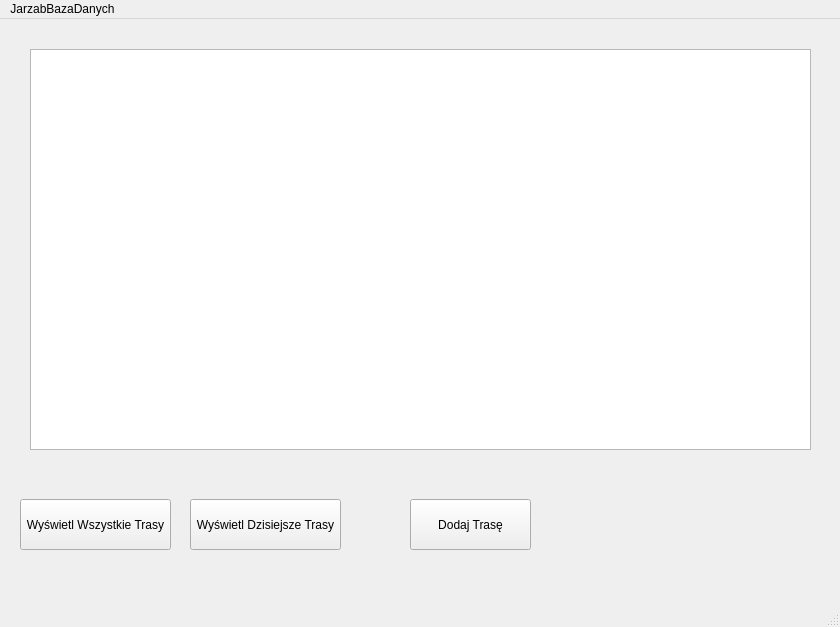
Before: the Qt Designer form mainwindow.ui in MATMANOFFICIAL/JarzabBazaDanych, drawn with Qt 5.
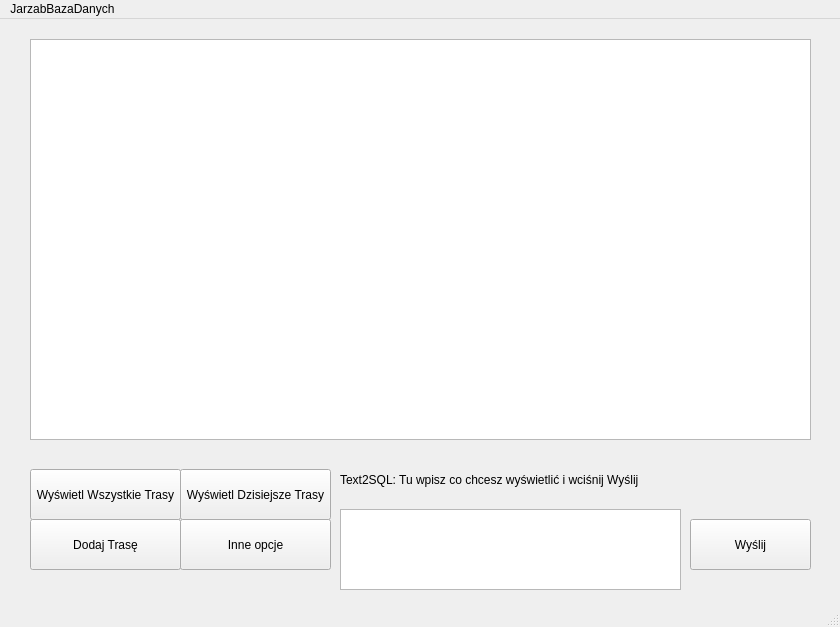
After: the same form once the commit is applied.

```diff
--- a/mainwindow.ui
+++ b/mainwindow.ui
@@ -17,8 +17,8 @@
    <widget class="QPushButton" name="dzisiejszetrasyguzik">
     <property name="geometry">
      <rect>
-      <x>190</x>
-      <y>480</y>
+      <x>180</x>
+      <y>450</y>
       <width>151</width>
       <height>51</height>
      </rect>
@@ -30,8 +30,8 @@
    <widget class="QPushButton" name="wszystkietrasyguzik">
     <property name="geometry">
      <rect>
-      <x>20</x>
-      <y>480</y>
+      <x>30</x>
+      <y>450</y>
       <width>151</width>
       <height>51</height>
      </rect>
@@ -43,9 +43,9 @@
    <widget class="QPushButton" name="dodajtraseguzik">
     <property name="geometry">
      <rect>
-      <x>410</x>
-      <y>480</y>
-      <width>121</width>
+      <x>30</x>
+      <y>500</y>
+      <width>151</width>
       <height>51</height>
      </rect>
     </property>
@@ -57,7 +57,7 @@
     <property name="geometry">
      <rect>
       <x>30</x>
-      <y>30</y>
+      <y>20</y>
       <width>781</width>
       <height>401</height>
      </rect>
@@ -66,6 +66,55 @@
      <enum>Qt::ContextMenuPolicy::CustomContextMenu</enum>
     </property>
    </widget>
+   <widget class="QTextEdit" name="aitextbox">
+    <property name="geometry">
+     <rect>
+      <x>340</x>
+      <y>490</y>
+      <width>341</width>
+      <height>81</height>
+     </rect>
+    </property>
+   </widget>
+   <widget class="QPushButton" name="aiguzik">
+    <property name="geometry">
+     <rect>
+      <x>690</x>
+      <y>500</y>
+      <width>121</width>
+      <height>51</height>
+     </rect>
+    </property>
+    <property name="text">
+     <string>Wyślij</string>
+    </property>
+   </widget>
+   <widget class="QLabel" name="ailabel">
+    <property name="geometry">
+     <rect>
+      <x>340</x>
+      <y>430</y>
+      <width>481</width>
+      <height>61</height>
+     </rect>
+    </property>
+    <property name="text">
+     <string>Text2SQL: Tu wpisz co chcesz wyświetlić i wciśnij Wyślij</string>
+    </property>
+   </widget>
+   <widget class="QPushButton" name="opcjeguzik">
+    <property name="geometry">
+     <rect>
+      <x>180</x>
+      <y>500</y>
+      <width>151</width>
+      <height>51</height>
+     </rect>
+    </property>
+    <property name="text">
+     <string>Inne opcje</string>
+    </property>
+   </widget>
   </widget>
   <widget class="QMenuBar" name="menubar">
    <property name="geometry">
```
